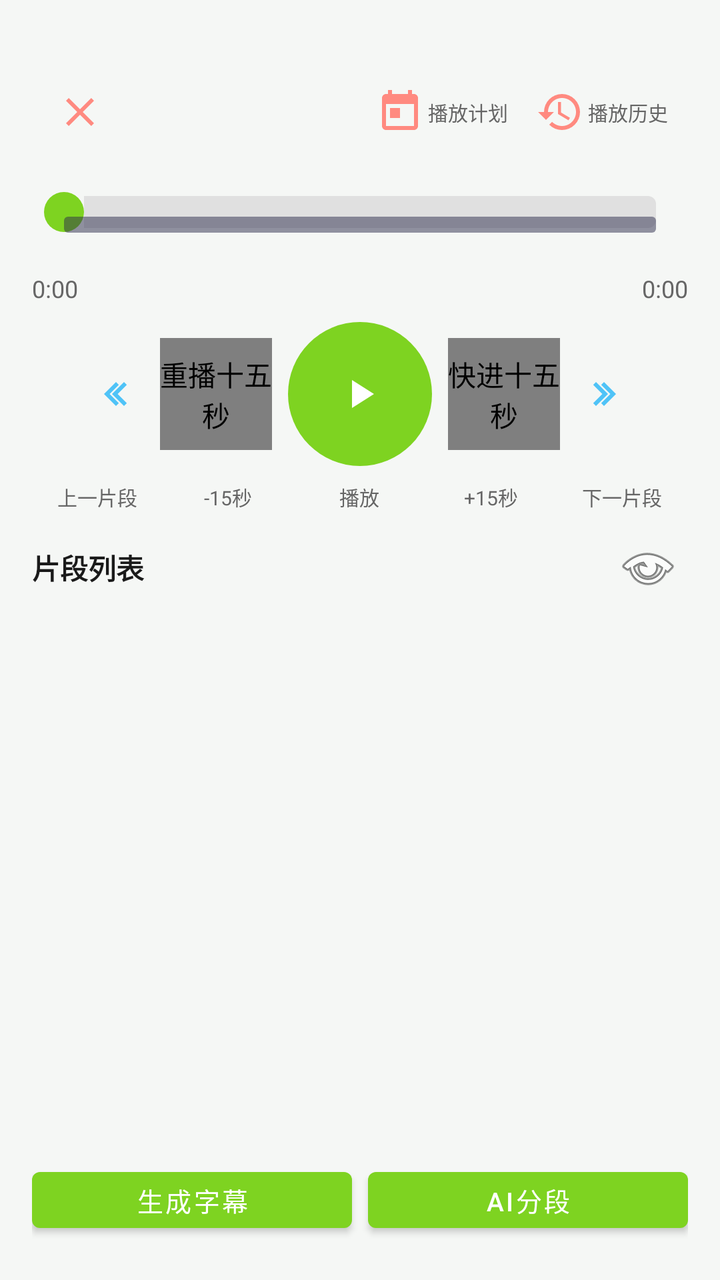
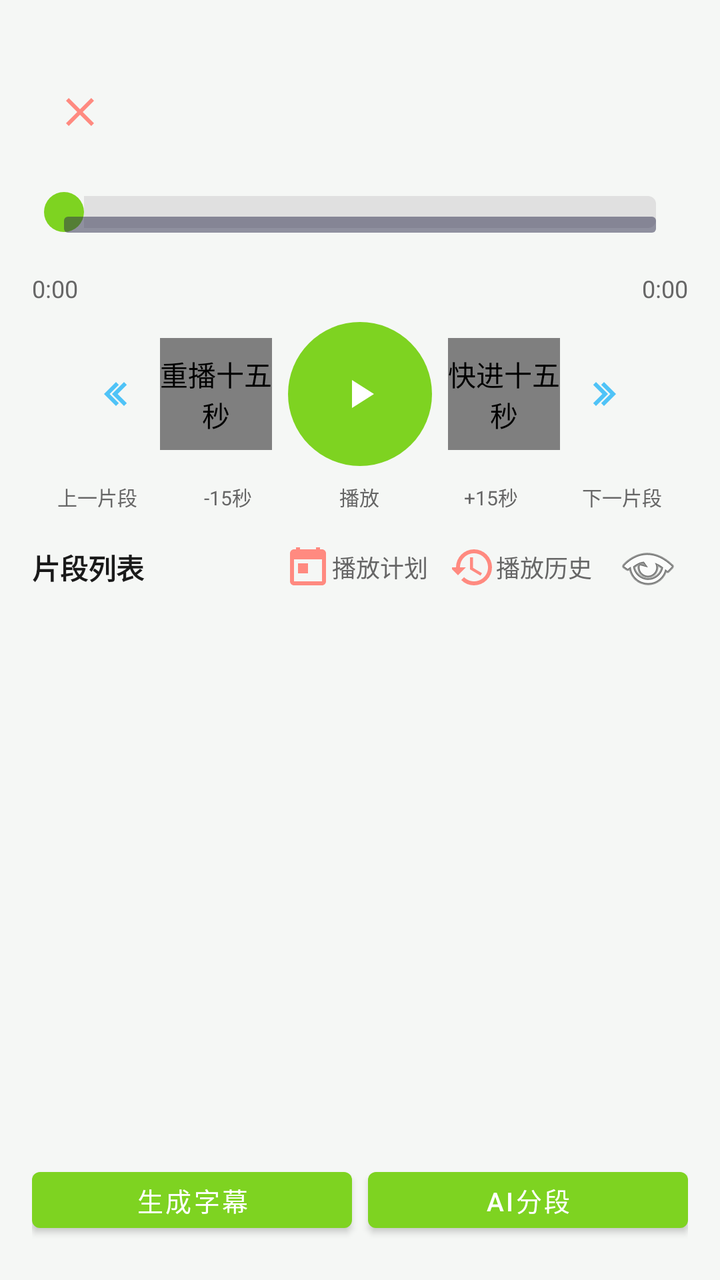

Screens rendered from an Android XML layout before and after an edit, with the pre-edit source and the edit as a unified diff.
<!-- AndroidManifest.xml: application theme Theme.RadioApp.Fresh -->
<!-- res/layout/activity_player.xml -->
<?xml version="1.0" encoding="utf-8"?>
<LinearLayout xmlns:android="http://schemas.android.com/apk/res/android"
    android:layout_width="match_parent"
    android:layout_height="match_parent"
    android:orientation="vertical"
    android:background="?attr/appBackground"
    android:padding="16dp">

    <RelativeLayout
        android:layout_width="match_parent"
        android:layout_height="wrap_content"
        android:paddingVertical="16dp">
        <ImageButton
            android:id="@+id/btn_close"
            android:layout_width="48dp"
            android:layout_height="48dp"
            android:layout_alignParentStart="true"
            android:background="?attr/selectableItemBackgroundBorderless"
            android:src="@drawable/ic_close"
            android:contentDescription="Close" />
        
        <LinearLayout
            android:id="@+id/btn_schedule"
            android:layout_width="wrap_content"
            android:layout_height="wrap_content"
            android:layout_toStartOf="@id/btn_history"
            android:layout_centerVertical="true"
            android:orientation="horizontal"
            android:gravity="center"
            android:background="?attr/selectableItemBackgroundBorderless"
            android:paddingStart="4dp"
            android:paddingEnd="10dp"
            android:paddingTop="6dp"
            android:paddingBottom="6dp">
            <ImageButton
                android:layout_width="24dp"
                android:layout_height="24dp"
                android:background="@null"
                android:src="@drawable/ic_calendar"
                android:contentDescription="播放计划"
                android:clickable="false"
                android:focusable="false" />
            <TextView
                android:layout_width="wrap_content"
                android:layout_height="wrap_content"
                android:text="播放计划"
                android:textSize="10sp"
                android:textColor="?attr/appTextSecondary"
                android:layout_marginStart="2dp" />
        </LinearLayout>
        
        <LinearLayout
            android:id="@+id/btn_history"
            android:layout_width="wrap_content"
            android:layout_height="wrap_content"
            android:layout_alignParentEnd="true"
            android:layout_centerVertical="true"
            android:orientation="horizontal"
            android:gravity="center"
            android:background="?attr/selectableItemBackgroundBorderless"
            android:paddingStart="4dp"
            android:paddingEnd="10dp"
            android:paddingTop="6dp"
            android:paddingBottom="6dp">
            <ImageButton
                android:layout_width="24dp"
                android:layout_height="24dp"
                android:background="@null"
                android:src="@drawable/ic_history"
                android:contentDescription="播放历史"
                android:clickable="false"
                android:focusable="false" />
            <TextView
                android:layout_width="wrap_content"
                android:layout_height="wrap_content"
                android:text="播放历史"
                android:textSize="10sp"
                android:textColor="?attr/appTextSecondary"
                android:layout_marginStart="2dp" />
        </LinearLayout>
        <LinearLayout
            android:layout_width="wrap_content"
            android:layout_height="wrap_content"
            android:layout_toStartOf="@id/btn_schedule"
            android:layout_toEndOf="@id/btn_close"
            android:layout_centerVertical="true"
            android:gravity="center"
            android:orientation="vertical">
            <TextView
                android:id="@+id/tv_station_name"
                android:layout_width="wrap_content"
                android:layout_height="wrap_content"
                android:textColor="?attr/appTextPrimary"
                android:textSize="18sp"
                android:textStyle="bold"
                android:maxLines="1"
                android:ellipsize="end" />
            <TextView
                android:id="@+id/tv_episode_title"
                android:layout_width="wrap_content"
                android:layout_height="wrap_content"
                android:textColor="?attr/appTextSecondary"
                android:textSize="14sp"
                android:maxLines="1"
                android:ellipsize="end" />
            <TextView
                android:id="@+id/tv_episode_info"
                android:layout_width="wrap_content"
                android:layout_height="wrap_content"
                android:textColor="?attr/appTextSecondary"
                android:textSize="12sp"
                android:maxLines="1"
                android:ellipsize="end"
                android:visibility="gone" />
        </LinearLayout>
    </RelativeLayout>

    <TextView
        android:id="@+id/tv_live_indicator"
        android:layout_width="wrap_content"
        android:layout_height="wrap_content"
        android:layout_gravity="center"
        android:text="LIVE"
        android:textColor="#FF4444"
        android:textSize="16sp"
        android:textStyle="bold"
        android:visibility="gone"
        android:layout_marginBottom="8dp"
        android:background="@drawable/bg_live_indicator"
        android:paddingHorizontal="12dp"
        android:paddingVertical="4dp" />

    <LinearLayout
        android:layout_width="match_parent"
        android:layout_height="wrap_content"
        android:orientation="vertical"
        android:layout_marginBottom="8dp">

        <SeekBar
            android:id="@+id/seek_bar"
            android:layout_width="match_parent"
            android:layout_height="wrap_content"
            android:progressDrawable="@drawable/seekbar_progress"
            android:thumb="@drawable/seekbar_thumb" />
        <SeekBar
            android:id="@+id/seek_bar_cache"
            android:layout_width="match_parent"
            android:layout_height="wrap_content"
            android:progressDrawable="@drawable/seekbar_cache_progress"
            android:thumb="@null"
            android:clickable="false"
            android:alpha="0.5"
            android:layout_marginTop="-8dp" />
        <ProgressBar
            android:id="@+id/progress_buffer"
            style="?android:attr/progressBarStyleHorizontal"
            android:layout_width="match_parent"
            android:layout_height="4dp"
            android:layout_marginTop="2dp"
            android:max="100"
            android:progress="0"
            android:visibility="gone" />

        <LinearLayout
            android:layout_width="match_parent"
            android:layout_height="wrap_content"
            android:orientation="vertical"
            android:layout_marginTop="4dp">
            <TextView
                android:id="@+id/tv_network_url"
                android:layout_width="match_parent"
                android:layout_height="wrap_content"
                android:text=""
                android:textColor="?attr/appTextSecondary"
                android:textSize="10sp"
                android:maxLines="5"
                android:ellipsize="none"
                android:scrollbars="horizontal"
                android:visibility="visible"
                android:textIsSelectable="true" />
            <TextView
                android:id="@+id/tv_cache_url"
                android:layout_width="match_parent"
                android:layout_height="wrap_content"
                android:text=""
                android:textColor="?attr/appTextSecondary"
                android:textSize="10sp"
                android:maxLines="5"
                android:ellipsize="none"
                android:scrollbars="horizontal"
                android:visibility="gone"
                android:textIsSelectable="true" />
            <TextView
                android:id="@+id/tv_cache_progress"
                android:layout_width="match_parent"
                android:layout_height="wrap_content"
                android:text="缓存: 0%"
                android:textColor="?attr/appSuccess"
                android:textSize="11sp"
                android:visibility="gone" />

            <LinearLayout
                android:layout_width="match_parent"
                android:layout_height="wrap_content"
                android:orientation="horizontal">
                <TextView
                    android:id="@+id/tv_current_time"
                    android:layout_width="wrap_content"
                    android:layout_height="wrap_content"
                    android:text="0:00"
                    android:textColor="?attr/appTextSecondary"
                    android:textSize="12sp" />
                <TextView
                    android:layout_width="0dp"
                    android:layout_height="wrap_content"
                    android:layout_weight="1" />
                <TextView
                    android:id="@+id/tv_ai_progress"
                    android:layout_width="wrap_content"
                    android:layout_height="wrap_content"
                    android:text=""
                    android:textColor="?attr/appSuccess"
                    android:textSize="11sp"
                    android:visibility="gone" />
                <TextView
                    android:layout_width="0dp"
                    android:layout_height="wrap_content"
                    android:layout_weight="1" />
                <TextView
                    android:id="@+id/tv_total_time"
                    android:layout_width="wrap_content"
                    android:layout_height="wrap_content"
                    android:text="0:00"
                    android:textColor="?attr/appTextSecondary"
                    android:textSize="12sp" />
            </LinearLayout>
        </LinearLayout>
    </LinearLayout>

    <LinearLayout
        android:id="@+id/layout_episode_nav"
        android:layout_width="match_parent"
        android:layout_height="wrap_content"
        android:orientation="horizontal"
        android:gravity="center"
        android:layout_marginBottom="8dp"
        android:visibility="gone">
        <ImageButton
            android:id="@+id/btn_prev_episode"
            android:layout_width="40dp"
            android:layout_height="40dp"
            android:background="?attr/selectableItemBackgroundBorderless"
            android:src="@drawable/ic_prev"
            android:contentDescription="Prev Episode" />
        <TextView
            android:id="@+id/tv_episode_nav_hint"
            android:layout_width="wrap_content"
            android:layout_height="wrap_content"
            android:text="  节目导航  "
            android:textColor="?attr/appTextSecondary"
            android:textSize="12sp"
            android:gravity="center" />
        <ImageButton
            android:id="@+id/btn_next_episode"
            android:layout_width="40dp"
            android:layout_height="40dp"
            android:background="?attr/selectableItemBackgroundBorderless"
            android:src="@drawable/ic_next"
            android:contentDescription="Next Episode" />
    </LinearLayout>

    <LinearLayout
        android:layout_width="match_parent"
        android:layout_height="wrap_content"
        android:orientation="horizontal"
        android:gravity="center"
        android:layout_marginBottom="8dp">
        <ImageButton
            android:id="@+id/btn_prev_segment"
            android:layout_width="48dp"
            android:layout_height="48dp"
            android:background="?attr/selectableItemBackgroundBorderless"
            android:src="@drawable/ic_prev"
            android:contentDescription="Prev Segment"
            android:tooltipText="上一片段" />
        <com.radio.app.widgets.PhantomSafeImageButton
            android:id="@+id/btn_skip_backward"
            android:layout_width="56dp"
            android:layout_height="56dp"
            android:background="?attr/selectableItemBackgroundBorderless"
            android:src="@drawable/ic_rewind"
            android:contentDescription="重播十五秒"
            android:tooltipText="-15秒"
            android:focusable="false"
            android:focusableInTouchMode="false"
            android:importantForAccessibility="no" />
        <ImageButton
            android:id="@+id/btn_play_pause"
            android:layout_width="72dp"
            android:layout_height="72dp"
            android:layout_marginHorizontal="8dp"
            android:background="@drawable/bg_play_button"
            android:src="@drawable/ic_play"
            android:contentDescription="Play"
            android:tooltipText="播放/暂停" />
        <com.radio.app.widgets.PhantomSafeImageButton
            android:id="@+id/btn_skip_forward"
            android:layout_width="56dp"
            android:layout_height="56dp"
            android:background="?attr/selectableItemBackgroundBorderless"
            android:src="@drawable/ic_forward"
            android:contentDescription="快进十五秒"
            android:tooltipText="+15秒"
            android:importantForAccessibility="no" />
        <ImageButton
            android:id="@+id/btn_next_segment"
            android:layout_width="48dp"
            android:layout_height="48dp"
            android:background="?attr/selectableItemBackgroundBorderless"
            android:src="@drawable/ic_next"
            android:contentDescription="Next Segment"
            android:tooltipText="下一片段" />
    </LinearLayout>

    <LinearLayout
        android:layout_width="match_parent"
        android:layout_height="wrap_content"
        android:orientation="horizontal"
        android:gravity="center"
        android:layout_marginBottom="8dp">
        <TextView
            android:layout_width="0dp"
            android:layout_height="wrap_content"
            android:layout_weight="1"
            android:text="上一片段"
            android:textColor="?attr/appTextSecondary"
            android:textSize="10sp"
            android:gravity="center" />
        <TextView
            android:layout_width="0dp"
            android:layout_height="wrap_content"
            android:layout_weight="1"
            android:text="-15秒"
            android:textColor="?attr/appTextSecondary"
            android:textSize="10sp"
            android:gravity="center" />
        <TextView
            android:layout_width="0dp"
            android:layout_height="wrap_content"
            android:layout_weight="1"
            android:text="播放"
            android:textColor="?attr/appTextSecondary"
            android:textSize="10sp"
            android:gravity="center" />
        <TextView
            android:layout_width="0dp"
            android:layout_height="wrap_content"
            android:layout_weight="1"
            android:text="+15秒"
            android:textColor="?attr/appTextSecondary"
            android:textSize="10sp"
            android:gravity="center" />
        <TextView
            android:layout_width="0dp"
            android:layout_height="wrap_content"
            android:layout_weight="1"
            android:text="下一片段"
            android:textColor="?attr/appTextSecondary"
            android:textSize="10sp"
            android:gravity="center" />
    </LinearLayout>

    <LinearLayout
        android:layout_width="match_parent"
        android:layout_height="wrap_content"
        android:orientation="horizontal"
        android:gravity="center_vertical"
        android:layout_marginBottom="8dp">
        <TextView
            android:layout_width="0dp"
            android:layout_height="wrap_content"
            android:layout_weight="1"
            android:text="片段列表"
            android:textColor="?attr/appTextPrimary"
            android:textSize="14sp"
            android:textStyle="bold" />
        <ImageButton
            android:id="@+id/btn_subtitle_toggle"
            android:layout_width="40dp"
            android:layout_height="40dp"
            android:background="?attr/selectableItemBackgroundBorderless"
            android:src="@android:drawable/ic_menu_view"
            android:contentDescription="Toggle Subtitle" />
    </LinearLayout>

    <androidx.recyclerview.widget.RecyclerView
        android:id="@+id/recycler_segments"
        android:layout_width="match_parent"
        android:layout_height="0dp"
        android:layout_weight="1"
        android:nestedScrollingEnabled="true" />

    <com.radio.app.views.SubtitleView
        android:id="@+id/subtitle_view"
        android:layout_width="match_parent"
        android:layout_height="0dp"
        android:layout_weight="1"
        android:visibility="gone" />

    
    <ProgressBar
        android:id="@+id/progress_subtitle"
        style="?android:attr/progressBarStyleHorizontal"
        android:layout_width="match_parent"
        android:layout_height="6dp"
        android:layout_marginTop="4dp"
        android:max="100"
        android:progress="0"
        android:visibility="gone" />

    <TextView
        android:id="@+id/tv_subtitle_status"
        android:layout_width="match_parent"
        android:layout_height="wrap_content"
        android:text=""
        android:textColor="?attr/appTextSecondary"
        android:textSize="12sp"
        android:gravity="center"
        android:visibility="gone"
        android:layout_marginTop="2dp" />

    
    <ProgressBar
        android:id="@+id/progress_ai"
        style="?android:attr/progressBarStyleHorizontal"
        android:layout_width="match_parent"
        android:layout_height="6dp"
        android:layout_marginTop="8dp"
        android:max="1000"
        android:progress="0"
        android:visibility="gone" />

    <TextView
        android:id="@+id/tv_ai_status"
        android:layout_width="match_parent"
        android:layout_height="wrap_content"
        android:text=""
        android:textColor="?attr/appTextSecondary"
        android:textSize="12sp"
        android:gravity="center"
        android:visibility="gone"
        android:layout_marginTop="4dp" />

    
    <LinearLayout
        android:id="@+id/layout_ai_buttons"
        android:layout_width="match_parent"
        android:layout_height="wrap_content"
        android:orientation="horizontal"
        android:gravity="center"
        android:layout_marginTop="8dp"
        android:layout_marginBottom="4dp">
        <Button
            android:id="@+id/btn_generate_subtitle"
            android:layout_width="0dp"
            android:layout_height="40dp"
            android:layout_weight="1"
            android:text="生成字幕"
            android:textSize="13sp"
            android:layout_marginEnd="4dp" />
        <Button
            android:id="@+id/btn_ai_segment"
            android:layout_width="0dp"
            android:layout_height="40dp"
            android:layout_weight="1"
            android:text="AI分段"
            android:textSize="13sp"
            android:layout_marginStart="4dp" />
    </LinearLayout>

    
    <TextView
        android:id="@+id/tv_subtitle_title"
        android:layout_width="match_parent"
        android:layout_height="wrap_content"
        android:text="字幕"
        android:textColor="?attr/appTextPrimary"
        android:textSize="14sp"
        android:textStyle="bold"
        android:layout_marginTop="4dp"
        android:visibility="gone" />

    <androidx.recyclerview.widget.RecyclerView
        android:id="@+id/recycler_subtitles"
        android:layout_width="match_parent"
        android:layout_height="0dp"
        android:layout_weight="1"
        android:layout_marginTop="4dp"
        android:visibility="gone"
        android:nestedScrollingEnabled="true" />
</LinearLayout>
<!-- resources referenced by this layout -->
<resources>
  <!-- drawable bg_live_indicator (drawable) -->
  <?xml version="1.0" encoding="utf-8"?>
  <shape xmlns:android="http://schemas.android.com/apk/res/android">
      <solid android:color="#44FF4444" />
      <corners android:radius="4dp" />
  </shape>
  <!-- drawable bg_play_button (drawable) -->
  <?xml version="1.0" encoding="utf-8"?>
  <shape xmlns:android="http://schemas.android.com/apk/res/android" android:shape="oval">
      <solid android:color="?attr/appAccent" />
  </shape>
  <!-- drawable ic_calendar (drawable) -->
  <?xml version="1.0" encoding="utf-8"?>
  <vector xmlns:android="http://schemas.android.com/apk/res/android"
      android:width="24dp"
      android:height="24dp"
      android:viewportWidth="24"
      android:viewportHeight="24">
      
      <path
          android:fillColor="#FF8A80"
          android:pathData="M19,3h-1V1h-2v2H8V1H6v2H5c-1.1,0 -2,0.9 -2,2v14c0,1.1 0.9,2 2,2h14c1.1,0 2,-0.9 2,-2V5c0,-1.1 -0.9,-2 -2,-2zM19,19H5V8h14v11zM7,10h5v5H7z" />
  </vector>
  <!-- drawable ic_close (drawable) -->
  <?xml version="1.0" encoding="utf-8"?>
  <vector xmlns:android="http://schemas.android.com/apk/res/android"
      android:width="24dp"
      android:height="24dp"
      android:viewportWidth="24"
      android:viewportHeight="24">
      
      <path
          android:fillColor="#FF8A80"
          android:pathData="M19,6.41L17.59,5 12,10.59 6.41,5 5,6.41 10.59,12 5,17.59 6.41,19 12,13.41 17.59,19 19,17.59 13.41,12z" />
  </vector>
  <!-- drawable ic_forward (drawable) -->
  <?xml version="1.0" encoding="utf-8"?>
  <vector xmlns:android="http://schemas.android.com/apk/res/android"
      android:width="24dp"
      android:height="24dp"
      android:viewportWidth="24"
      android:viewportHeight="24">
      
      <path
          android:fillColor="#81C784"
          android:pathData="M16,6v12h2V6h-2z" />
      <path
          android:fillColor="#81C784"
          android:pathData="M6,18l8.5,-6L6,6v12z" />
  </vector>
  <!-- drawable ic_play (drawable) -->
  <?xml version="1.0" encoding="utf-8"?>
  <vector xmlns:android="http://schemas.android.com/apk/res/android"
      android:width="24dp"
      android:height="24dp"
      android:viewportWidth="24"
      android:viewportHeight="24">
      
      <path
          android:fillColor="#FFFFFF"
          android:pathData="M8,5v14l11,-7z" />
  </vector>
  <!-- drawable ic_prev (drawable) -->
  <?xml version="1.0" encoding="utf-8"?>
  <vector xmlns:android="http://schemas.android.com/apk/res/android"
      android:width="24dp"
      android:height="24dp"
      android:viewportWidth="24"
      android:viewportHeight="24">
      
      <path
          android:fillColor="#4FC3F7"
          android:pathData="M15.41,7.41L14,6l-6,6 6,6 1.41,-1.41L10.83,12z" />
      <path
          android:fillColor="#4FC3F7"
          android:pathData="M19.41,7.41L18,6l-6,6 6,6 1.41,-1.41L14.83,12z" />
  </vector>
  <!-- drawable ic_rewind (drawable) -->
  <?xml version="1.0" encoding="utf-8"?>
  <vector xmlns:android="http://schemas.android.com/apk/res/android"
      android:width="24dp"
      android:height="24dp"
      android:viewportWidth="24"
      android:viewportHeight="24">
      
      <path
          android:fillColor="#81C784"
          android:pathData="M6,6h2v12H6V6z" />
      <path
          android:fillColor="#81C784"
          android:pathData="M9.5,12l8.5,6V6L9.5,12z" />
  </vector>
  <!-- drawable seekbar_thumb (drawable) -->
  <?xml version="1.0" encoding="utf-8"?>
  <shape xmlns:android="http://schemas.android.com/apk/res/android" android:shape="oval">
      <solid android:color="?attr/appAccent" />
      <size android:width="20dp" android:height="20dp" />
  </shape>
  <!-- unchanged entries left out for length: 5 -->
</resources>

<!-- the commit's change to res/layout/activity_player.xml (unified diff, before → after) -->
@@ -20,68 +20,8 @@
             android:contentDescription="Close" />
         
         <LinearLayout
-            android:id="@+id/btn_schedule"
-            android:layout_width="wrap_content"
-            android:layout_height="wrap_content"
-            android:layout_toStartOf="@id/btn_history"
-            android:layout_centerVertical="true"
-            android:orientation="horizontal"
-            android:gravity="center"
-            android:background="?attr/selectableItemBackgroundBorderless"
-            android:paddingStart="4dp"
-            android:paddingEnd="10dp"
-            android:paddingTop="6dp"
-            android:paddingBottom="6dp">
-            <ImageButton
-                android:layout_width="24dp"
-                android:layout_height="24dp"
-                android:background="@null"
-                android:src="@drawable/ic_calendar"
-                android:contentDescription="播放计划"
-                android:clickable="false"
-                android:focusable="false" />
-            <TextView
-                android:layout_width="wrap_content"
-                android:layout_height="wrap_content"
-                android:text="播放计划"
-                android:textSize="10sp"
-                android:textColor="?attr/appTextSecondary"
-                android:layout_marginStart="2dp" />
-        </LinearLayout>
-        
-        <LinearLayout
-            android:id="@+id/btn_history"
-            android:layout_width="wrap_content"
-            android:layout_height="wrap_content"
-            android:layout_alignParentEnd="true"
-            android:layout_centerVertical="true"
-            android:orientation="horizontal"
-            android:gravity="center"
-            android:background="?attr/selectableItemBackgroundBorderless"
-            android:paddingStart="4dp"
-            android:paddingEnd="10dp"
-            android:paddingTop="6dp"
-            android:paddingBottom="6dp">
-            <ImageButton
-                android:layout_width="24dp"
-                android:layout_height="24dp"
-                android:background="@null"
-                android:src="@drawable/ic_history"
-                android:contentDescription="播放历史"
-                android:clickable="false"
-                android:focusable="false" />
-            <TextView
-                android:layout_width="wrap_content"
-                android:layout_height="wrap_content"
-                android:text="播放历史"
-                android:textSize="10sp"
-                android:textColor="?attr/appTextSecondary"
-                android:layout_marginStart="2dp" />
-        </LinearLayout>
-        <LinearLayout
-            android:layout_width="wrap_content"
-            android:layout_height="wrap_content"
-            android:layout_toStartOf="@id/btn_schedule"
+            android:layout_width="match_parent"
+            android:layout_height="wrap_content"
             android:layout_toEndOf="@id/btn_close"
             android:layout_centerVertical="true"
             android:gravity="center"
@@ -370,6 +310,7 @@
             android:gravity="center" />
     </LinearLayout>
 
+    
     <LinearLayout
         android:layout_width="match_parent"
         android:layout_height="wrap_content"
@@ -384,6 +325,60 @@
             android:textColor="?attr/appTextPrimary"
             android:textSize="14sp"
             android:textStyle="bold" />
+        <LinearLayout
+            android:id="@+id/btn_schedule"
+            android:layout_width="wrap_content"
+            android:layout_height="wrap_content"
+            android:orientation="horizontal"
+            android:gravity="center"
+            android:background="?attr/selectableItemBackgroundBorderless"
+            android:paddingStart="4dp"
+            android:paddingEnd="8dp"
+            android:paddingTop="6dp"
+            android:paddingBottom="6dp">
+            <ImageButton
+                android:layout_width="20dp"
+                android:layout_height="20dp"
+                android:background="@null"
+                android:src="@drawable/ic_calendar"
+                android:contentDescription="播放计划"
+                android:clickable="false"
+                android:focusable="false" />
+            <TextView
+                android:layout_width="wrap_content"
+                android:layout_height="wrap_content"
+                android:text="播放计划"
+                android:textSize="12sp"
+                android:textColor="?attr/appTextSecondary"
+                android:layout_marginStart="2dp" />
+        </LinearLayout>
+        <LinearLayout
+            android:id="@+id/btn_history"
+            android:layout_width="wrap_content"
+            android:layout_height="wrap_content"
+            android:orientation="horizontal"
+            android:gravity="center"
+            android:background="?attr/selectableItemBackgroundBorderless"
+            android:paddingStart="4dp"
+            android:paddingEnd="8dp"
+            android:paddingTop="6dp"
+            android:paddingBottom="6dp">
+            <ImageButton
+                android:layout_width="20dp"
+                android:layout_height="20dp"
+                android:background="@null"
+                android:src="@drawable/ic_history"
+                android:contentDescription="播放历史"
+                android:clickable="false"
+                android:focusable="false" />
+            <TextView
+                android:layout_width="wrap_content"
+                android:layout_height="wrap_content"
+                android:text="播放历史"
+                android:textSize="12sp"
+                android:textColor="?attr/appTextSecondary"
+                android:layout_marginStart="2dp" />
+        </LinearLayout>
         <ImageButton
             android:id="@+id/btn_subtitle_toggle"
             android:layout_width="40dp"
